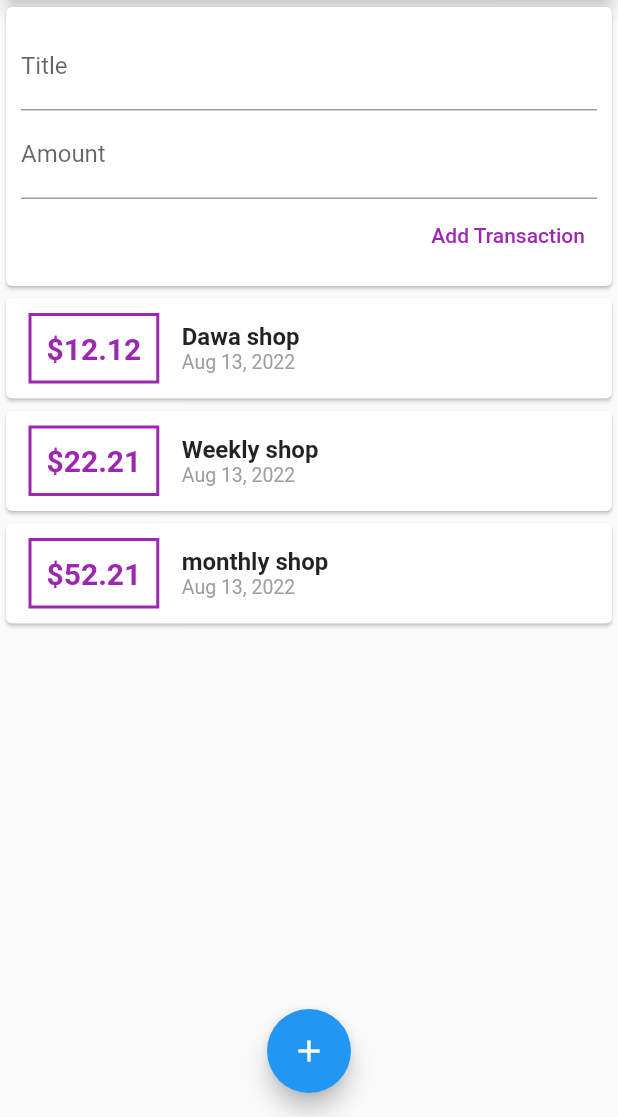
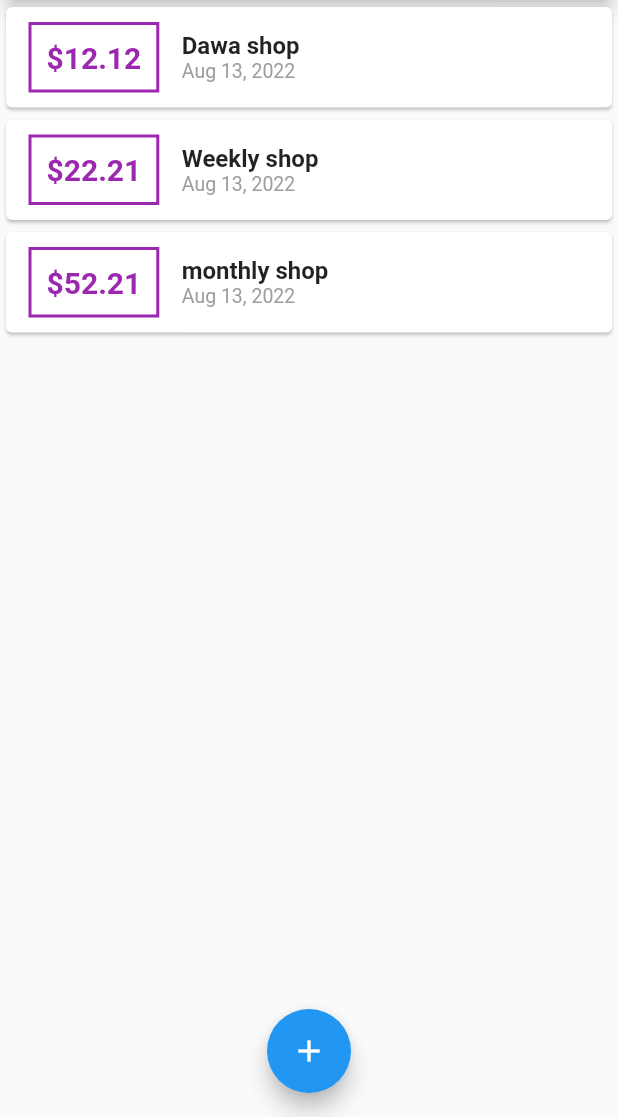
Before and after one commit to gyalche/flutter_expense_planner, a Flutter app: the screen it shows after launch, on a phone screen of 412 x 824 dp, the part 119-1236 px from its top. Run offline on Flutter 3.47's test engine with Material 2 defaults, Android fonts, the phone set to English and light mode, and no system bars.

```diff
--- a/lib/main.dart
+++ b/lib/main.dart
@@ -1,6 +1,5 @@
 import 'package:expense_track/widgets/new_transaction.dart';
 import 'package:expense_track/widgets/transactionList.dart';
-import 'package:expense_track/widgets/user_transaction.dart';
 import 'package:flutter/material.dart';
 import 'models/transaction.dart';
 import 'package:intl/intl.dart';
@@ -9,11 +8,14 @@ void main() {
   runApp(const MyApp());
 }
 
-class MyApp extends StatelessWidget {
+class MyApp extends StatefulWidget {
   const MyApp({Key? key}) : super(key: key);
 
+  @override
+  State<MyApp> createState() => _MyAppState();
+}
 
-
+class _MyAppState extends State<MyApp> {
   // This widget is the root of your application.
   @override
   Widget build(BuildContext context) {
@@ -37,29 +39,31 @@ class MyHomePage extends StatefulWidget {
 }
 
 class _MyHomePageState extends State<MyHomePage> {
-  int _counter = 0;
 
+ final List<Transaction> _userTransaction=[
+    Transaction(id:'1', title:'Dawa shop', amount:12.12, date:DateTime.now()),
+    Transaction(id:'2', title:"Weekly shop", amount:22.21, date:DateTime.now()),
+    Transaction(id:'3', title:"monthly shop", amount:52.21, date:DateTime.now()),
 
+  ];
 
+  void _addNewTransaction(String title, double amount){
+    final newTx=Transaction(
+      title:title,
+      amount:amount,
+      date:DateTime.now(),
+      id:DateTime.now().toString());
 
-  // String? titleInput;
-  // String? amountInput;
+       setState((){
+        _userTransaction.add(newTx);
+      });
+  }
 
-
-
-  void _incrementCounter() {
-    setState(() {
-      // This call to setState tells the Flutter framework that something has
-      // changed in this State, which causes it to rerun the build method below
-      // so that the display can reflect the updated values. If we changed
-      // _counter without calling setState(), then the build method would not be
-      // called again, and so nothing would appear to happen.
-      _counter++;
+  void _startAddNewTransaction(BuildContext ctx){
+    showModalBottomSheet(context: ctx, builder: (_){
+      return NewTransaction(_addNewTransaction);
     });
   }
-
-
-
 
   @override
   Widget build(BuildContext context) {
@@ -72,9 +76,7 @@ class _MyHomePageState extends State<MyHomePage> {
           title: Text('Expense tracker'),
           actions: [
             IconButton(icon:Icon(Icons.add),
-              onPressed:(){
-
-              }
+              onPressed:() => _startAddNewTransaction(context)
             )
           ],
         ),
@@ -91,15 +93,16 @@ class _MyHomePageState extends State<MyHomePage> {
                     elevation:5,
                   ),
                  ),
-                UserTransactions()
+                TransactionList(_userTransaction)
               ]
             ),
         ),
+        floatingActionButtonLocation: FloatingActionButtonLocation.centerFloat,
+
         floatingActionButton: FloatingActionButton(
           child:Icon(Icons.add),
-          onPressed: () {}
+          onPressed: () => _startAddNewTransaction(context)
         ),
-        floatingActionButtonLocation: FloatingActionButtonLocation.centerFloat,
         // This trailing comma makes auto-formatting nicer for build methods.
       ),
     );
--- a/lib/widgets/user_transaction.dart
+++ /dev/null
@@ -1,48 +0,0 @@
-import 'package:expense_track/models/transaction.dart';
-import 'package:expense_track/widgets/new_transaction.dart';
-import 'package:expense_track/widgets/transactionList.dart';
-import 'package:flutter/src/foundation/key.dart';
-import 'package:flutter/src/widgets/framework.dart';
-import 'package:flutter/material.dart';
-class UserTransactions extends StatefulWidget {
-  const UserTransactions({Key? key}) : super(key: key);
-
-  @override
-  State<UserTransactions> createState() => _UserTransactionsState();
-}
-
-class _UserTransactionsState extends State<UserTransactions> {
-   final List<Transaction> _userTransaction=[
-    Transaction(id:'1', title:'Dawa shop', amount:12.12, date:DateTime.now()),
-    Transaction(id:'2', title:"Weekly shop", amount:22.21, date:DateTime.now()),
-    Transaction(id:'3', title:"monthly shop", amount:52.21, date:DateTime.now()),
-
-  ];
-
-  void _addNewTransaction(String title, double amount){
-    final newTx=Transaction(
-      title:title,
-      amount:amount,
-      date:DateTime.now(),
-      id:DateTime.now().toString());
-
-       setState((){
-        _userTransaction.add(newTx);
-      });
-  }
-
-
-  @override
-  Widget build(BuildContext context) {
-    return
-       Column(
-
-            children:<Widget>[
-
-               NewTransaction(_addNewTransaction),
-               TransactionList(_userTransaction)
-            ]
-
-    );
-  }
-}
```
